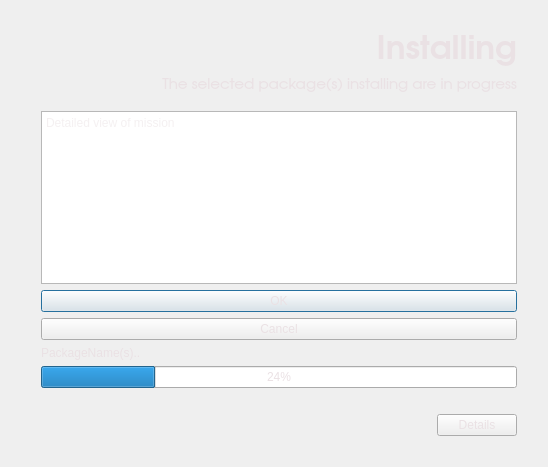
Qt form modules_uic/installprogress.ui (hmikihth/package-wizard) before a commit.
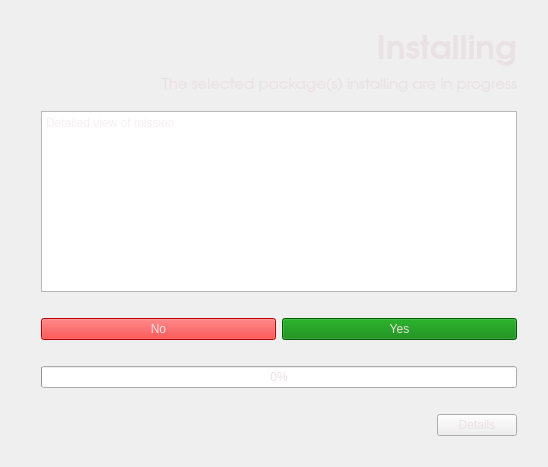
The same form after that commit.

The edit to the form file:
```diff
--- a/modules_uic/installprogress.ui
+++ b/modules_uic/installprogress.ui
@@ -169,32 +169,47 @@
       </widget>
      </item>
      <item>
-      <widget class="QDialogButtonBox" name="yesnoinstallButtons">
-       <property name="sizePolicy">
-        <sizepolicy hsizetype="Preferred" vsizetype="Fixed">
-         <horstretch>0</horstretch>
-         <verstretch>0</verstretch>
-        </sizepolicy>
-       </property>
-       <property name="orientation">
-        <enum>Qt::Vertical</enum>
-       </property>
-       <property name="standardButtons">
-        <set>QDialogButtonBox::Cancel|QDialogButtonBox::Ok</set>
+      <widget class="QLabel" name="questionLabel">
+       <property name="text">
+        <string/>
        </property>
       </widget>
      </item>
      <item>
-      <widget class="QLabel" name="label_2">
+      <layout class="QHBoxLayout" name="horizontalLayout_3">
+       <item>
+        <widget class="QPushButton" name="noButton">
+         <property name="styleSheet">
+          <string notr="true">background-color:red;</string>
+         </property>
+         <property name="text">
+          <string>No</string>
+         </property>
+        </widget>
+       </item>
+       <item>
+        <widget class="QPushButton" name="yesButton">
+         <property name="styleSheet">
+          <string notr="true">background-color:green;</string>
+         </property>
+         <property name="text">
+          <string>Yes</string>
+         </property>
+        </widget>
+       </item>
+      </layout>
+     </item>
+     <item>
+      <widget class="QLabel" name="statusLabel">
        <property name="text">
-        <string>PackageName(s)..</string>
+        <string/>
        </property>
       </widget>
      </item>
      <item>
       <widget class="QProgressBar" name="progressBar">
        <property name="value">
-        <number>24</number>
+        <number>0</number>
        </property>
       </widget>
      </item>
@@ -233,7 +248,7 @@
         </spacer>
        </item>
        <item>
-        <widget class="QPushButton" name="pushButton">
+        <widget class="QPushButton" name="detailsButton">
          <property name="text">
           <string>Details</string>
          </property>
```
